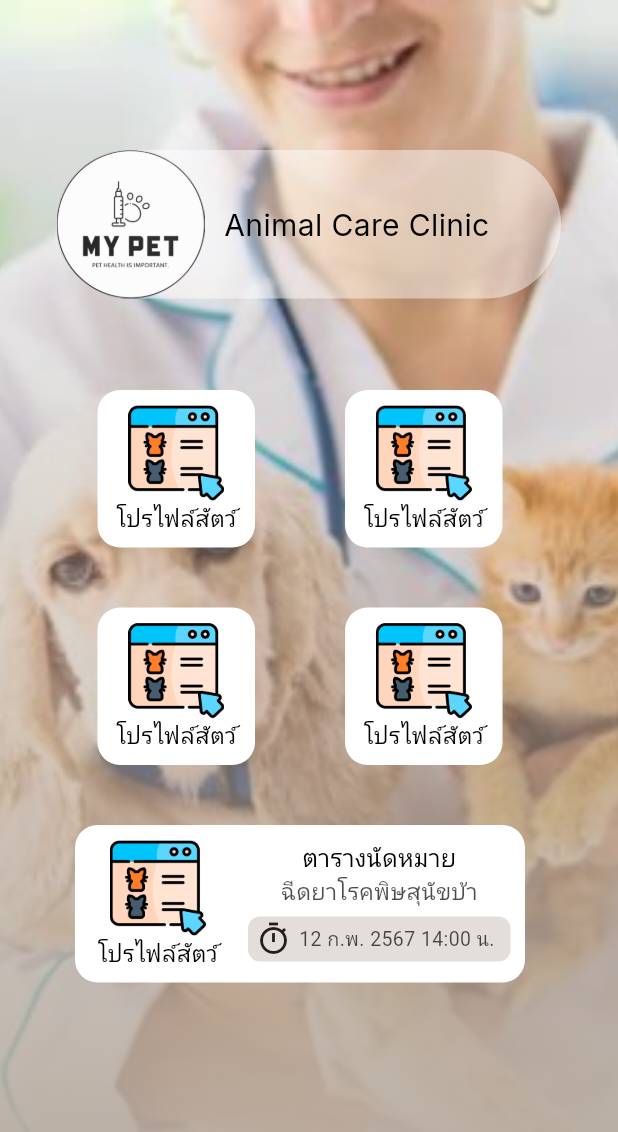
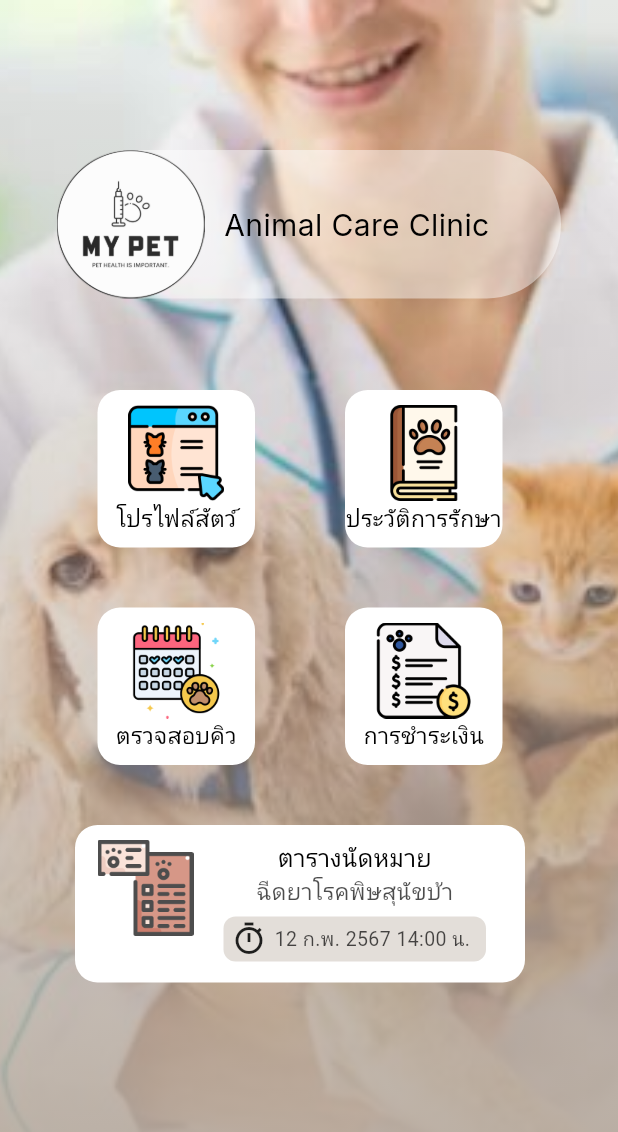
Before and after one commit to Phongsathornjan/vet-management-mobile-application, a Flutter app: the MenuScreen screen opened directly, on a phone screen of 412 x 824 dp. Shown: the top 1132 px of the screen. Run offline on Flutter 3.47's test engine with Material 3 defaults, Android fonts, the light colour scheme and no system bars; our stand-ins replace google_fonts.

Commit message:
menuscreen done

```diff
--- a/lib/screen/menuscreen.dart
+++ b/lib/screen/menuscreen.dart
@@ -63,12 +63,12 @@ class MenuScreen extends StatelessWidget {
                         child: Column(
                           children: [
                             Image.asset(
-                              'assets/images/menu1.png',
+                              'assets/images/pethistory.png',
                               width: 64,
                               height: 64,
                             ),
                             Text(
-                              'โปรไฟล์สัตว์',
+                              'ประวัติการรักษา',
                               style: GoogleFonts.notoSansThai(
                                   textStyle: const TextStyle(
                                       fontSize: 15,
@@ -97,12 +97,12 @@ class MenuScreen extends StatelessWidget {
                         child: Column(
                           children: [
                             Image.asset(
-                              'assets/images/menu1.png',
+                              'assets/images/calendar.png',
                               width: 64,
                               height: 64,
                             ),
                             Text(
-                              'โปรไฟล์สัตว์',
+                              'ตรวจสอบคิว',
                               style: GoogleFonts.notoSansThai(
                                   textStyle: const TextStyle(
                                       fontSize: 15,
@@ -127,12 +127,12 @@ class MenuScreen extends StatelessWidget {
                         child: Column(
                           children: [
                             Image.asset(
-                              'assets/images/menu1.png',
+                              'assets/images/payment.png',
                               width: 64,
                               height: 64,
                             ),
                             Text(
-                              'โปรไฟล์สัตว์',
+                              'การชำระเงิน',
                               style: GoogleFonts.notoSansThai(
                                   textStyle: const TextStyle(
                                       fontSize: 15,
@@ -164,18 +164,9 @@ class MenuScreen extends StatelessWidget {
                             Column(
                               children: [
                                 Image.asset(
-                                  'assets/images/menu1.png',
+                                  'assets/images/appointment.png',
                                   width: 64,
                                   height: 64,
-                                ),
-                                Text(
-                                  'โปรไฟล์สัตว์',
-                                  style: GoogleFonts.notoSansThai(
-                                      textStyle: const TextStyle(
-                                          fontSize: 15,
-                                          fontWeight: FontWeight.w400),
-                                      color:
-                                          const Color.fromARGB(255, 0, 0, 0)),
                                 ),
                               ],
                             ),
```
Also changed, not shown: assets/images/appointment.png (added), assets/images/calendar.png (added), assets/images/payment.png (added), assets/images/pethistory.png (added).
